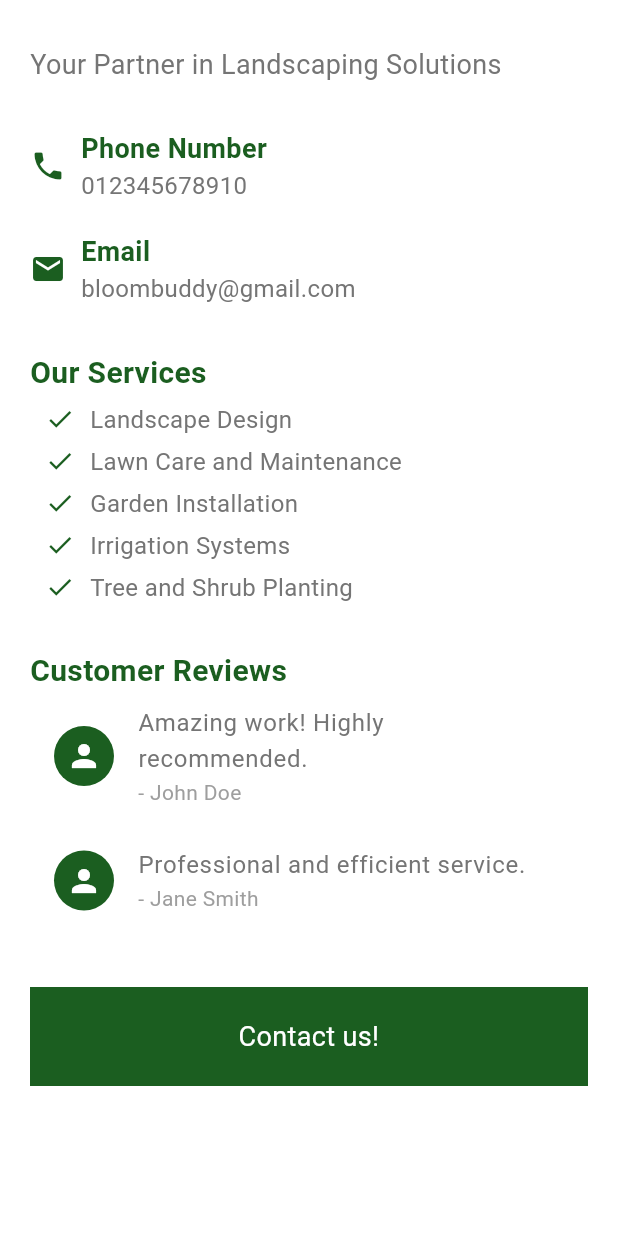
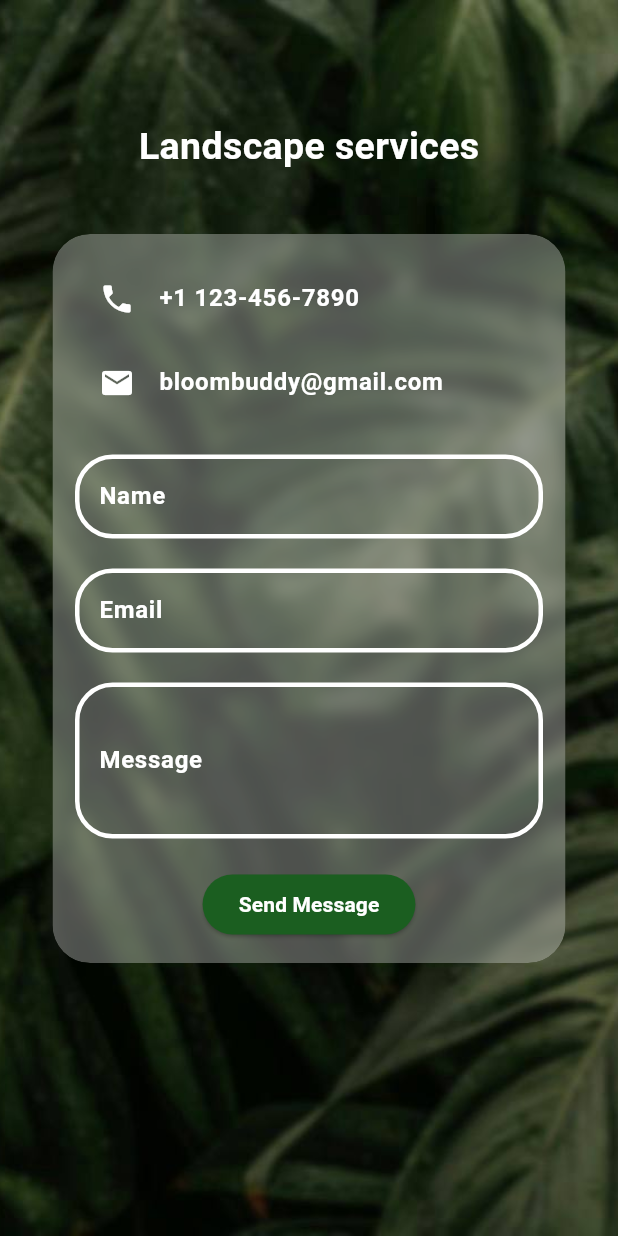
Before and after one commit to Shahdsayedgamal/Bloombuddy_reponsive, a Flutter app: the LandscapeScreen screen opened directly, on a phone screen of 412 x 824 dp. Run offline on Flutter 3.47's test engine with Material 3 defaults, Android fonts, the light colour scheme and no system bars; our stand-ins replace dio, flutter_bloc, smooth_page_indicator.

Commit message:
new update

```diff
--- a/lib/modules/land_scaping/land_scapping.dart
+++ b/lib/modules/land_scaping/land_scapping.dart
@@ -1,155 +1,175 @@
+import 'dart:ui';
+
 import 'package:flutter/material.dart';
 
-class LandscapeScreen extends StatelessWidget {
+class LandscapeScreen extends StatefulWidget {
+  @override
+  State<LandscapeScreen> createState() => _LandscapeScreenState();
+}
+
+class _LandscapeScreenState extends State<LandscapeScreen> {
   @override
   Widget build(BuildContext context) {
     return Scaffold(
-      backgroundColor: Colors.white,
       body: SingleChildScrollView(
-        child: Padding(
-          padding: const EdgeInsets.all(20.0),
+        child: Container(
+          width: MediaQuery.of(context).size.width,
+          height: MediaQuery.of(context).size.height,
+          decoration: BoxDecoration(
+            image: DecorationImage(
+              image: AssetImage('assets/images/login.jpg'), // Change to your image path
+              fit: BoxFit.cover,
+            ),
+          ),
           child: Column(
-            crossAxisAlignment: CrossAxisAlignment.start,
-            children: [
-              SizedBox(height: 10),
+            crossAxisAlignment: CrossAxisAlignment.center,
+            children: <Widget>[
+              SizedBox(height: 80),
               Text(
-                'Your Partner in Landscaping Solutions',
+                'Landscape services',
                 style: TextStyle(
-                  fontSize: 18,
-                  color: Colors.grey[600],
+                  fontSize: 25,
+                  fontWeight: FontWeight.bold,
+                  color: Colors.white,
                 ),
               ),
-              SizedBox(height: 30),
-              _buildContactInfo(
-                icon: Icons.phone,
-                label: 'Phone Number',
-                info: '012345678910',
+
+              SizedBox(height: 40),
+              Padding(
+                padding: const EdgeInsets.symmetric(horizontal: 35.0),
+                child: Container(
+                  decoration: BoxDecoration(
+                    borderRadius: BorderRadius.circular(25.0),
+                  ),
+                  child: ClipRRect(
+                    borderRadius: BorderRadius.circular(25.0),
+                    child: BackdropFilter(
+                      filter: ImageFilter.blur(sigmaX: 5, sigmaY: 5),
+                      child: Container(
+                        padding: const EdgeInsets.all(15.0), // Adjusted padding
+                        decoration: BoxDecoration(
+                          color: Colors.white.withOpacity(0.3),
+                          borderRadius: BorderRadius.circular(25.0),
+                        ),
+                        child: Column(
+                          children: <Widget>[
+                            ListTile(
+                              leading: Icon(Icons.phone, color: Colors.white),
+                              title: Text(
+                                '+1 123-456-7890', // Sample phone number
+                                style: TextStyle(
+                                  color: Colors.white,
+                                  fontWeight: FontWeight.bold,
+                                ),
+                              ),
+                            ),
+                            ListTile(
+                              leading: Icon(Icons.email, color: Colors.white),
+                              title: Text(
+                                'bloombuddy@gmail.com', // Sample email address
+                                style: TextStyle(
+                                  color: Colors.white,
+                                  fontWeight: FontWeight.bold,
+                                ),
+                              ),
+                            ),
+                            SizedBox(height: 20),
+                            TextFormField(
+                              style: TextStyle(
+                                color: Colors.white,
+                                fontWeight: FontWeight.bold,
+                              ),
+                              decoration: InputDecoration(
+                                labelText: 'Name',
+                                labelStyle: TextStyle(
+                                  color: Colors.white,
+                                  fontWeight: FontWeight.bold,
+                                ),
+                                enabledBorder: OutlineInputBorder(
+                                  borderSide: BorderSide(color: Colors.white, width: 3),
+                                  borderRadius: BorderRadius.circular(25.0),
+                                ),
+                                focusedBorder: OutlineInputBorder(
+                                  borderSide: BorderSide(color: Colors.white, width: 3),
+                                  borderRadius: BorderRadius.circular(25.0),
+                                ),
+                              ),
+                            ),
+                            SizedBox(height: 20),
+                            TextFormField(
+                              style: TextStyle(
+                                color: Colors.white,
+                                fontWeight: FontWeight.bold,
+                              ),
+                              decoration: InputDecoration(
+                                labelText: 'Email',
+                                labelStyle: TextStyle(
+                                  color: Colors.white,
+                                  fontWeight: FontWeight.bold,
+                                ),
+                                enabledBorder: OutlineInputBorder(
+                                  borderSide: BorderSide(color: Colors.white, width: 3),
+                                  borderRadius: BorderRadius.circular(25.0),
+                                ),
+                                focusedBorder: OutlineInputBorder(
+                                  borderSide: BorderSide(color: Colors.white, width: 3),
+                                  borderRadius: BorderRadius.circular(25.0),
+                                ),
+                              ),
+                            ),
+                            SizedBox(height: 20),
+                            TextFormField(
+                              style: TextStyle(
+                                color: Colors.white,
+                                fontWeight: FontWeight.bold,
+                              ),
+                              maxLines: 3,
+                              decoration: InputDecoration(
+                                labelText: 'Message',
+                                labelStyle: TextStyle(
+                                  color: Colors.white,
+                                  fontWeight: FontWeight.bold,
+                                ),
+                                enabledBorder: OutlineInputBorder(
+                                  borderSide: BorderSide(color: Colors.white, width: 3),
+                                  borderRadius: BorderRadius.circular(25.0),
+                                ),
+                                focusedBorder: OutlineInputBorder(
+                                  borderSide: BorderSide(color: Colors.white, width: 3),
+                                  borderRadius: BorderRadius.circular(25.0),
+                                ),
+                              ),
+                            ),
+                            SizedBox(height: 20),
+                            ElevatedButton(
+                              onPressed: () {
+                                // Send message action
+                              },
+                              style: ElevatedButton.styleFrom(
+                                primary: Colors.green[900],
+                                shape: RoundedRectangleBorder(
+                                  borderRadius: BorderRadius.circular(25.0),
+                                ),
+                              ),
+                              child: Text(
+                                'Send Message',
+                                style: TextStyle(
+                                  color: Colors.white,
+                                  fontWeight: FontWeight.bold,
+                                ),
+                              ),
+                            ),
+                          ],
+                        ),
+                      ),
+                    ),
+                  ),
+                ),
               ),
-              SizedBox(height: 20),
-              _buildContactInfo(
-                icon: Icons.email,
-                label: 'Email',
-                info: 'bloombuddy@gmail.com',
-              ),
-              SizedBox(height: 30),
-              _buildSectionTitle('Our Services'),
-              _buildServiceItem('Landscape Design'),
-              _buildServiceItem('Lawn Care and Maintenance'),
-              _buildServiceItem('Garden Installation'),
-              _buildServiceItem('Irrigation Systems'),
-              _buildServiceItem('Tree and Shrub Planting'),
-              SizedBox(height: 30),
-              _buildSectionTitle('Customer Reviews'),
-              _buildTestimonialItem(
-                name: 'John Doe',
-                review: 'Amazing work! Highly recommended.',
-              ),
-              _buildTestimonialItem(
-                name: 'Jane Smith',
-                review: 'Professional and efficient service.',
-              ),
-              SizedBox(height: 30),
-              _buildFooter(),
             ],
           ),
         ),
       ),
     );
   }
-
-  Widget _buildContactInfo({
-    required IconData icon,
-    required String label,
-    required String info,
-  }) {
-    return Row(
-      children: [
-        Icon(icon, color: Colors.green[900], size: 24),
-        SizedBox(width: 10),
-        Column(
-          crossAxisAlignment: CrossAxisAlignment.start,
-          children: [
-            Text(
-              label,
-              style: TextStyle(
-                fontSize: 18,
-                fontWeight: FontWeight.bold,
-                color: Colors.green[900],
-              ),
-            ),
-            Text(
-              info,
-              style: TextStyle(fontSize: 16, color: Colors.grey[600]),
-            ),
-          ],
-        ),
-      ],
-    );
-  }
-
-  Widget _buildSectionTitle(String title) {
-    return Text(
-      title,
-      style: TextStyle(
-        fontSize: 20,
-        fontWeight: FontWeight.bold,
-        color: Colors.green[900],
-      ),
-    );
-  }
-
-  Widget _buildServiceItem(String service) {
-    return Padding(
-      padding: const EdgeInsets.only(left: 10, top: 5),
-      child: Row(
-        children: [
-          Icon(Icons.done, color: Colors.green[900], size: 20),
-          SizedBox(width: 10),
-          Text(
-            service,
-            style: TextStyle(fontSize: 16, color: Colors.grey[600]),
-          ),
-        ],
-      ),
-    );
-  }
-
-  Widget _buildTestimonialItem({required String name, required String review}) {
-    return Column(
-      crossAxisAlignment: CrossAxisAlignment.start,
-      children: [
-        ListTile(
-          leading: CircleAvatar(
-            backgroundColor: Colors.green[900],
-            child: Icon(Icons.person, color: Colors.white),
-          ),
-          title: Text(
-            review,
-            style: TextStyle(fontSize: 16, color: Colors.grey[600]),
-          ),
-          subtitle: Text(
-            '- $name',
-            style: TextStyle(fontSize: 14, color: Colors.grey[500]),
-          ),
-        ),
-        SizedBox(height: 5),
-      ],
-    );
-  }
-
-  Widget _buildFooter() {
-    return Container(
-      color: Colors.green[900],
-      padding: EdgeInsets.all(20),
-      alignment: Alignment.center,
-      child: Text(
-        'Contact us!',
-        style: TextStyle(
-          color: Colors.white,
-          fontSize: 18,
-        ),
-        textAlign: TextAlign.center,
-      ),
-    );
-  }
 }
```
